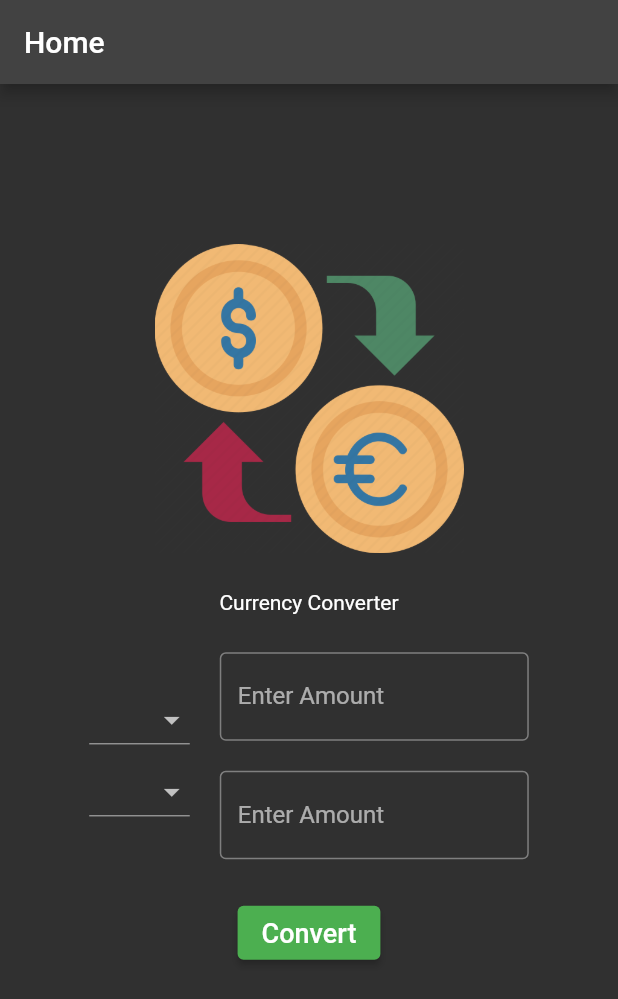
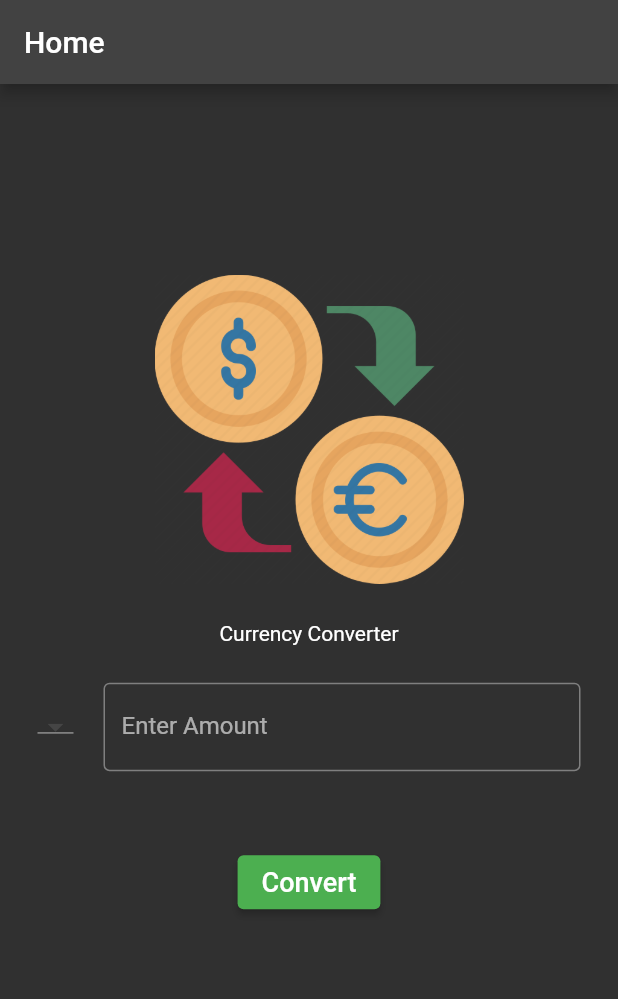
Before and after one commit to gerssivaldosantos/currency-converter, a Flutter app: the screen it shows after launch, on a phone screen of 412 x 824 dp. Shown: the top 999 px of the screen. Run offline on Flutter 3.47's test engine with Material 2 defaults, Android fonts, the phone set to English and light mode, and no system bars.

Commit message:
new componetization for inputs

```diff
--- a/lib/app/views/home_view.dart
+++ b/lib/app/views/home_view.dart
@@ -1,27 +1,7 @@
 import 'package:flutter/material.dart';
+import 'package:flutter/services.dart';
 
 class HomeView extends StatelessWidget {
-  Widget menu() {
-    return DropdownButton<String>(
-        items: [
-          DropdownMenuItem(
-            child: Text('Home'),
-            value: 'Home',
-          ),
-          DropdownMenuItem(
-            child: Text('Home'),
-            value: 'Home',
-          ),
-          DropdownMenuItem(
-            child: Text('Home'),
-            value: 'Home',
-          ),
-        ],
-        onChanged: (value) {
-          print(value);
-        });
-  }
-
   @override
   Widget build(BuildContext context) {
     return Scaffold(
@@ -38,47 +18,29 @@ class HomeView extends StatelessWidget {
               width: MediaQuery.of(context).size.width * 0.5,
               child: Image.asset('assets/images/logo.png')),
           Padding(
-            padding: const EdgeInsets.fromLTRB(0, 25, 0, 25),
+            padding: const EdgeInsets.fromLTRB(0, 25, 0, 0),
             child: Text('Currency Converter'),
           ),
-          Row(
-            mainAxisAlignment: MainAxisAlignment.center,
-            children: [
-              Column(
-                children: [
-                  menu(),
-                  menu(),
-                ],
-              ),
+          //THE ROW INPUTS
+          Padding(
+            padding: const EdgeInsets.all(25.0),
+            child: Row(mainAxisAlignment: MainAxisAlignment.center, children: [
+              DropdownButton(items: []),
               SizedBox(
                 width: 20,
               ),
-              Column(
-                children: [
-                  SizedBox(
-                    width: MediaQuery.of(context).size.width * 0.5,
-                    child: TextField(
-                      decoration: InputDecoration(
-                        border: OutlineInputBorder(),
-                        labelText: 'Enter Amount',
-                      ),
-                    ),
-                  ),
-                  SizedBox(
-                    height: 20,
-                  ),
-                  SizedBox(
-                    width: MediaQuery.of(context).size.width * 0.5,
-                    child: TextField(
-                      decoration: InputDecoration(
-                        border: OutlineInputBorder(),
-                        labelText: 'Enter Amount',
-                      ),
-                    ),
-                  ),
+              Expanded(
+                  child: TextField(
+                decoration: InputDecoration(
+                  border: OutlineInputBorder(),
+                  labelText: 'Enter Amount',
+                ),
+                keyboardType: TextInputType.number,
+                inputFormatters: [
+                  FilteringTextInputFormatter.digitsOnly,
                 ],
-              ),
-            ],
+              )),
+            ]),
           ),
           Padding(
             padding: const EdgeInsets.fromLTRB(0, 25, 0, 0),
```
